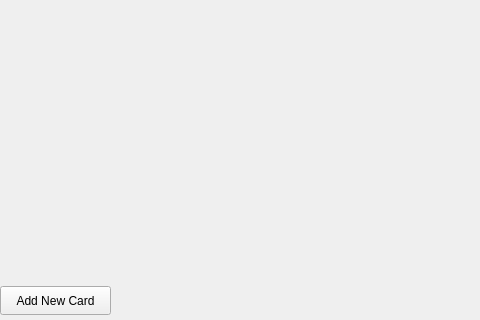
Saigz/task_tracker_qt, file UI/w_deck/NewTab/newtab.ui: the form before one commit; both pictures show x 0 to 480 and y 244 to 564 of the 1213 by 564 pixel window.
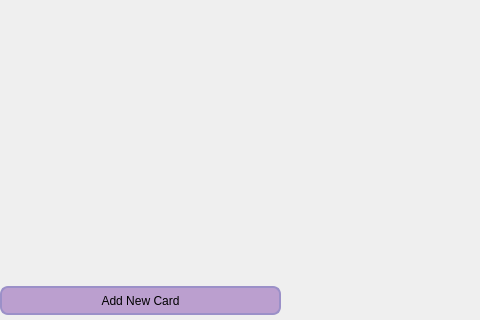
The form after the commit.

```diff
--- a/UI/w_deck/NewTab/newtab.ui
+++ b/UI/w_deck/NewTab/newtab.ui
@@ -29,10 +29,29 @@
     <rect>
      <x>0</x>
      <y>530</y>
-     <width>111</width>
+     <width>281</width>
      <height>29</height>
     </rect>
    </property>
+   <property name="styleSheet">
+    <string notr="true">QPushButton {
+ border: 2px solid  rgb(155, 144, 200);
+ border-radius: 8px;
+ padding-left: auto;
+    padding-right: auto;
+ color: rgb(0, 0, 0);
+ background-color: rgb(187, 159, 207);
+ font: 600 12pt &quot;Montserrat SemiBold&quot;;
+}
+QPushButton:hover {
+ border: 2px solid rgb(156, 132, 192);
+ background-color: rgb(156, 132, 192);
+}
+QPushButton:focus {
+ border: 2px solid rgb(109, 86, 154);
+
+}</string>
+   </property>
    <property name="text">
     <string>Add New Card</string>
    </property>
```
